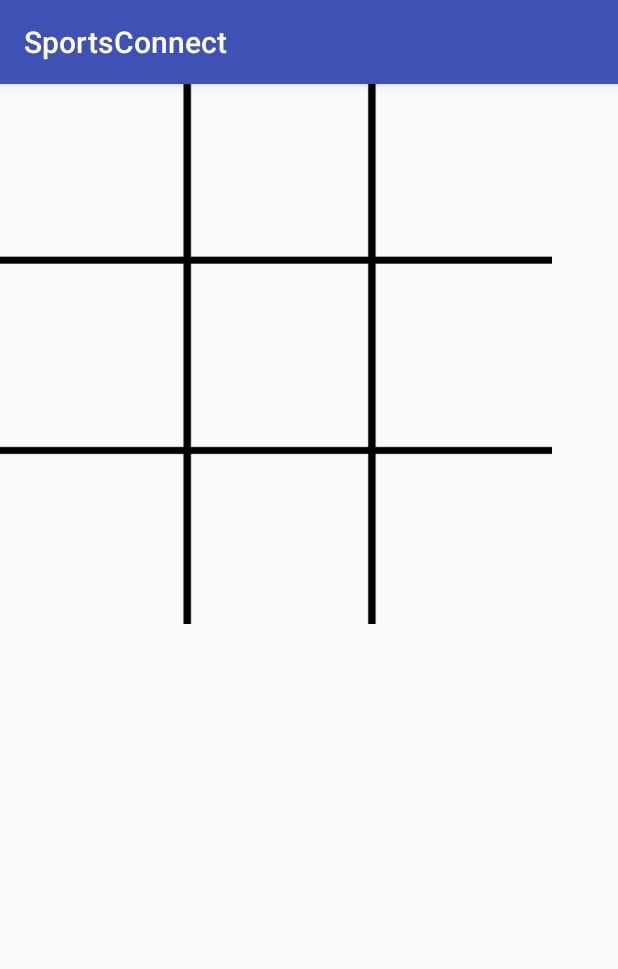
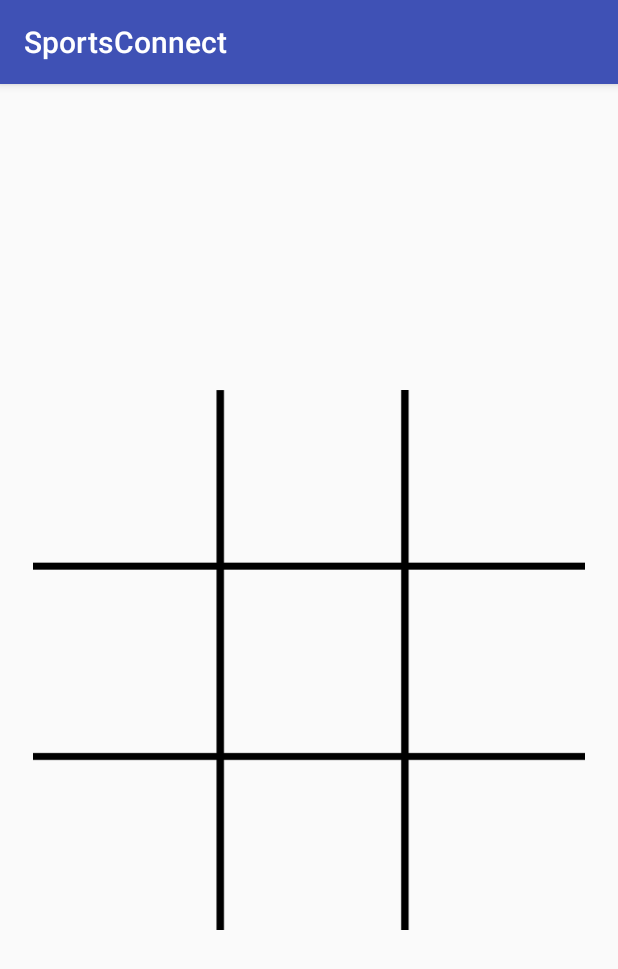
Before and after one commit to braintucker/SportsConnect, an Android app: the screen it shows after launch (MainActivity), on a phone screen of 412 x 824 dp. Shown: the top 969 px of the screen. Run offline under Robolectric (Android 15) with nearby library versions, the phone set to English and light mode, and no system bars.

Commit message:
each spot has a tag and that tag is logged in the console when clicked, also fixed layout

```diff
--- a/app/src/main/java/com/briantucker/sportsconnect/MainActivity.java
+++ b/app/src/main/java/com/briantucker/sportsconnect/MainActivity.java
@@ -7,14 +7,35 @@ import android.widget.ImageView;
 
 public class MainActivity extends AppCompatActivity {
 
+    //0 = baseball, 1 = basketball, 2 = soccerball
+
+
+    int activePlayer = 0;
+
+    //3 means unplayed
+
+    int[] gameState = {3, 3, 3, 3, 3, 3, 3, 3, 3};
+
 
     public void dropIn(View view) {
 
+        //possibly allow an option to steal a spot? Currently the balls can replace each other if they are clicked
+
+
         ImageView counter = (ImageView) view;
+
+        System.out.println(counter.getTag().toString());
 
         counter.setTranslationY(-1000f);
 
-        counter.setImageResource(R.drawable.baseball);
+        if (activePlayer == 0) {
+            counter.setImageResource(R.drawable.baseball);
+            activePlayer = 1;
+        }
+        else {
+            counter.setImageResource(R.drawable.basketball);
+            activePlayer = 0;
+        }
 
         counter.animate().translationYBy(1000f).rotation(360).setDuration(300);
 
--- a/app/src/main/res/layout/activity_main.xml
+++ b/app/src/main/res/layout/activity_main.xml
@@ -1,5 +1,4 @@
-<?xml version="1.0" encoding="utf-8"?>
-<android.support.constraint.ConstraintLayout
+<RelativeLayout
     xmlns:android="http://schemas.android.com/apk/res/android"
     xmlns:tools="http://schemas.android.com/tools"
     xmlns:app="http://schemas.android.com/apk/res-auto"
@@ -10,100 +9,103 @@
     <GridLayout
         android:layout_width="368dp"
         android:layout_height="360dp"
+        android:layout_centerHorizontal="true"
+        android:layout_centerVertical="true"
         android:background="@drawable/board"
         android:columnCount="3"
         android:rowCount="3"
-        tools:layout_editor_absoluteX="8dp"
-        tools:layout_editor_absoluteY="75dp">
+        tools:layout_editor_absoluteX="21dp"
+        tools:layout_editor_absoluteY="227dp">
 
         <ImageView
-            android:id="@+id/imageView2"
             android:layout_width="90dp"
             android:layout_height="90dp"
             android:layout_column="0"
             android:layout_margin="10dp"
             android:layout_row="0"
-            android:onClick="dropIn"/>
+            android:onClick="dropIn"
+            android:tag="0" />
 
         <ImageView
-            android:id="@+id/imageView2"
             android:layout_width="90dp"
             android:layout_height="90dp"
             android:layout_column="1"
             android:layout_marginLeft="30dp"
             android:layout_marginTop="10dp"
             android:layout_row="0"
-            android:onClick="dropIn"/>
+            android:onClick="dropIn"
+            android:tag="1"/>
 
         <ImageView
-            android:id="@+id/imageView2"
             android:layout_width="90dp"
             android:layout_height="90dp"
             android:layout_column="2"
             android:layout_marginLeft="35dp"
             android:layout_marginTop="10dp"
             android:layout_row="0"
-            android:onClick="dropIn"/>
+            android:onClick="dropIn"
+            android:tag="2"/>
 
         <ImageView
-            android:id="@+id/imageView2"
             android:layout_width="90dp"
             android:layout_height="90dp"
             android:layout_column="0"
             android:layout_marginLeft="10dp"
             android:layout_marginTop="20dp"
             android:layout_row="1"
-            android:onClick="dropIn"/>
+            android:onClick="dropIn"
+            android:tag="3"/>
 
         <ImageView
-            android:id="@+id/imageView2"
             android:layout_width="90dp"
             android:layout_height="90dp"
             android:layout_column="1"
             android:layout_marginLeft="30dp"
             android:layout_marginTop="22dp"
             android:layout_row="1"
-            android:onClick="dropIn" />
+            android:onClick="dropIn"
+            android:tag="4"/>
 
         <ImageView
-            android:id="@+id/imageView2"
             android:layout_width="90dp"
             android:layout_height="90dp"
             android:layout_column="2"
             android:layout_marginLeft="33dp"
             android:layout_marginTop="22dp"
             android:layout_row="1"
-            android:onClick="dropIn" />
+            android:onClick="dropIn"
+            android:tag="5"/>
 
         <ImageView
-            android:id="@+id/imageView2"
             android:layout_width="90dp"
             android:layout_height="90dp"
             android:layout_column="0"
             android:layout_marginLeft="10dp"
             android:layout_marginTop="30dp"
             android:layout_row="2"
-            android:onClick="dropIn" />
+            android:onClick="dropIn"
+            android:tag="6"/>
 
         <ImageView
-            android:id="@+id/imageView2"
             android:layout_width="90dp"
             android:layout_height="90dp"
             android:layout_column="1"
             android:layout_marginLeft="29dp"
             android:layout_marginTop="30dp"
             android:layout_row="2"
-            android:onClick="dropIn" />
+            android:onClick="dropIn"
+            android:tag="7"/>
 
         <ImageView
-            android:id="@+id/imageView2"
             android:layout_width="90dp"
             android:layout_height="90dp"
             android:layout_column="2"
             android:layout_marginLeft="33dp"
             android:layout_marginTop="30dp"
             android:layout_row="2"
-            android:onClick="dropIn" />
+            android:onClick="dropIn"
+            android:tag="8"/>
 
     </GridLayout>
-</android.support.constraint.ConstraintLayout>
+
+</RelativeLayout>
```
